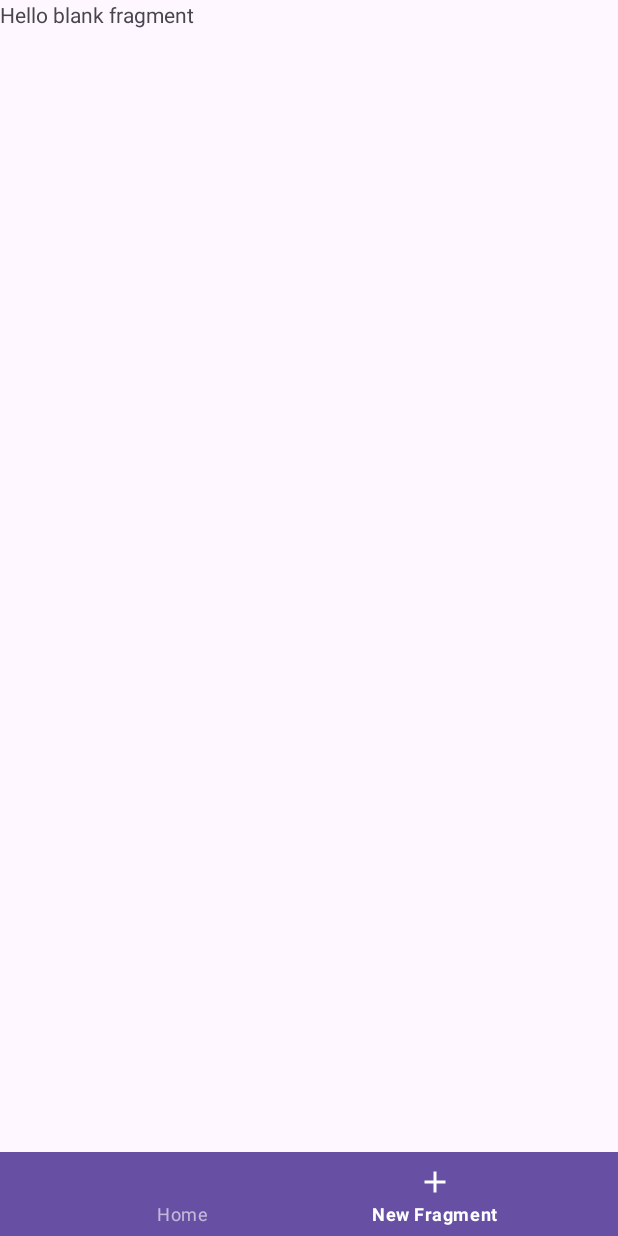
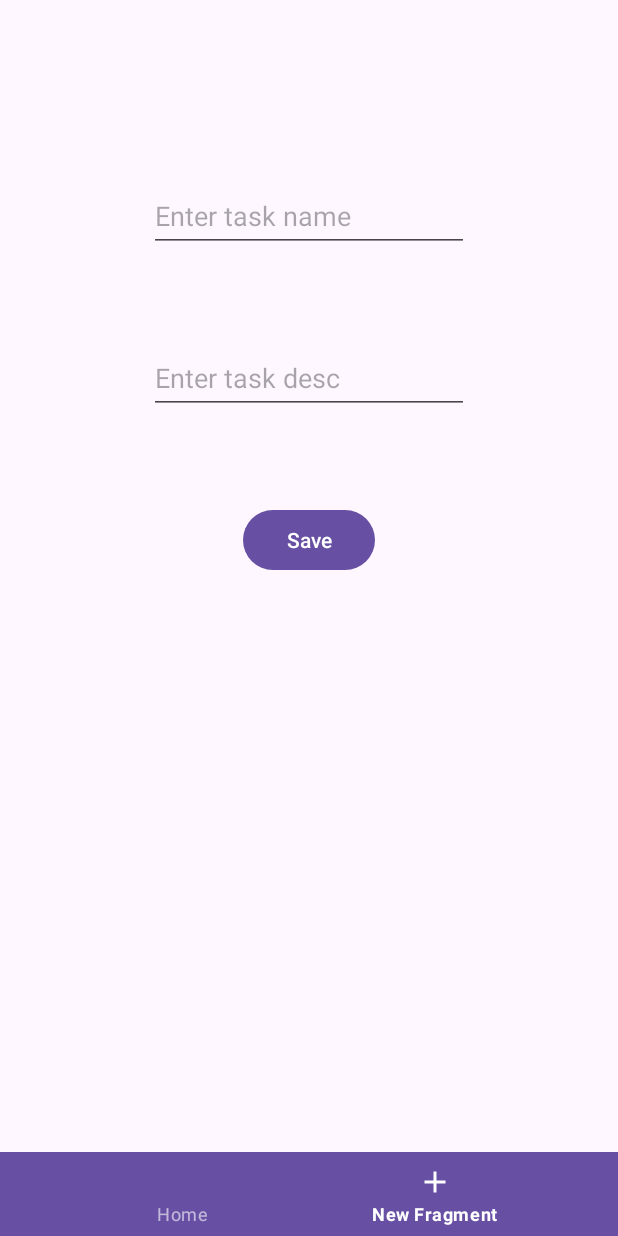
Before and after one commit to yavuzselimozkan/DailyTaskTracker, an Android app: the NewTaskFragment screen opened through its navigation route, on a phone screen of 412 x 824 dp. Run offline under Robolectric (Android 15) with nearby library versions, the phone set to English and light mode, and no system bars; our stand-ins replace Room's generated code, navigation-ui.

Commit message:
ViewModels filled.

```diff
--- a/app/src/main/java/com/example/dailytasktracker/adapter/TaskRecyclerAdapter.kt
+++ b/app/src/main/java/com/example/dailytasktracker/adapter/TaskRecyclerAdapter.kt
@@ -20,9 +20,10 @@ class TaskRecyclerAdapter(private var taskList : ArrayList<Task>) : RecyclerView
 
     override fun onBindViewHolder(holder: TaskViewHolder, position: Int) {
         holder.binding.taskNameRow.text = taskList[position].taskName
+        holder.binding.taskDescRow.text = taskList[position].taskDesc
     }
 
-    fun updateTaskList(newTaskList : ArrayList<Task>)
+    fun updateTaskList(newTaskList :List<Task>)
     {
         taskList.clear()
         taskList.addAll(newTaskList)
--- a/app/src/main/java/com/example/dailytasktracker/view/HomeFragment.kt
+++ b/app/src/main/java/com/example/dailytasktracker/view/HomeFragment.kt
@@ -5,11 +5,13 @@ import androidx.fragment.app.Fragment
 import android.view.LayoutInflater
 import android.view.View
 import android.view.ViewGroup
+import androidx.lifecycle.ViewModelProvider
 import androidx.navigation.Navigation
 import androidx.recyclerview.widget.LinearLayoutManager
 import com.example.dailytasktracker.R
 import com.example.dailytasktracker.adapter.TaskRecyclerAdapter
 import com.example.dailytasktracker.databinding.FragmentHomeBinding
+import com.example.dailytasktracker.viewModel.HomeViewModel
 
 class HomeFragment : Fragment() {
 
@@ -17,6 +19,7 @@ class HomeFragment : Fragment() {
     private val binding get() = _binding!!
 
     private val adapter = TaskRecyclerAdapter(arrayListOf())
+    private lateinit var viewModel:HomeViewModel
 
     override fun onCreate(savedInstanceState: Bundle?) {
         super.onCreate(savedInstanceState)
@@ -36,9 +39,22 @@ class HomeFragment : Fragment() {
     override fun onViewCreated(view: View, savedInstanceState: Bundle?) {
         super.onViewCreated(view, savedInstanceState)
 
+        viewModel = ViewModelProvider(this)[HomeViewModel::class.java]
+        viewModel.getDataFromRoom()
+
         binding.recyclerTaskView.layoutManager = LinearLayoutManager(requireContext())
         binding.recyclerTaskView.adapter = adapter
 
+        observeLiveData()
+
+    }
+
+    private fun observeLiveData()
+    {
+        viewModel.taskListLiveData.observe(viewLifecycleOwner){
+            //içerik her yenilendiğinde adapterdaki veri güncellenecek
+            adapter.updateTaskList(it)
+        }
     }
 
     override fun onDestroyView() {
--- a/app/src/main/java/com/example/dailytasktracker/view/NewTaskFragment.kt
+++ b/app/src/main/java/com/example/dailytasktracker/view/NewTaskFragment.kt
@@ -5,13 +5,18 @@ import androidx.fragment.app.Fragment
 import android.view.LayoutInflater
 import android.view.View
 import android.view.ViewGroup
-import com.example.dailytasktracker.R
+import android.widget.Toast
+import androidx.lifecycle.ViewModelProvider
 import com.example.dailytasktracker.databinding.FragmentNewTaskBinding
+import com.example.dailytasktracker.model.Task
+import com.example.dailytasktracker.viewModel.NewTaskViewModel
 
 class NewTaskFragment : Fragment() {
 
     private var _binding : FragmentNewTaskBinding ?= null
     private val binding get() = _binding!!
+
+    private lateinit var viewModel:NewTaskViewModel
 
     override fun onCreate(savedInstanceState: Bundle?) {
         super.onCreate(savedInstanceState)
@@ -30,6 +35,29 @@ class NewTaskFragment : Fragment() {
 
     override fun onViewCreated(view: View, savedInstanceState: Bundle?) {
         super.onViewCreated(view, savedInstanceState)
+
+        viewModel = ViewModelProvider(this)[NewTaskViewModel::class.java]
+
+        binding.btnSave.setOnClickListener { saveNewTask(it) }
+
+    }
+
+    private fun saveNewTask(view: View)
+    {
+        if(binding.editTextTaskName.text.isNotEmpty() && binding.editTextDesc.text.isNotEmpty())
+        {
+            //TODO butona bastığım veya ekrana bastığım zaman klavye kapanmalı
+            //TODO bottom menu klavye ile yukarı gelmemeli arkada kalmalı
+            val taskName = binding.editTextTaskName.text.toString()
+            val taskDesc = binding.editTextDesc.text.toString()
+            val task = Task(taskName,taskDesc)
+            viewModel.insertTask(task)
+            binding.editTextTaskName.text.clear(); binding.editTextDesc.text.clear()
+            Toast.makeText(view.context,"Görev başarıyla eklendi!",Toast.LENGTH_LONG).show()
+
+        }else{
+            Toast.makeText(view.context,"İsim ve Açıklama boş olamaz!",Toast.LENGTH_LONG).show()
+        }
     }
 
     override fun onDestroyView() {
--- a/app/src/main/java/com/example/dailytasktracker/viewModel/HomeViewModel.kt
+++ b/app/src/main/java/com/example/dailytasktracker/viewModel/HomeViewModel.kt
@@ -12,7 +12,7 @@ import kotlinx.coroutines.withContext
 
 class HomeViewModel(application: Application) : AndroidViewModel(application) {
 
-    val taskLiveData = MutableLiveData<List<Task>>()
+    val taskListLiveData = MutableLiveData<List<Task>>()
     val taskLoading = MutableLiveData<Boolean>()
     val taskErrorMessage = MutableLiveData<Boolean>()
 
@@ -31,7 +31,7 @@ class HomeViewModel(application: Application) : AndroidViewModel(application) {
 
     private fun showTask(taskList:List<Task>)
     {
-        taskLiveData.value = taskList
+        taskListLiveData.value = taskList
         taskLoading.value = false
         taskErrorMessage.value = false
     }
--- a/app/src/main/res/layout/fragment_new_task.xml
+++ b/app/src/main/res/layout/fragment_new_task.xml
@@ -1,14 +1,46 @@
 <?xml version="1.0" encoding="utf-8"?>
-<FrameLayout xmlns:android="http://schemas.android.com/apk/res/android"
+<androidx.constraintlayout.widget.ConstraintLayout
+    xmlns:android="http://schemas.android.com/apk/res/android"
+    xmlns:app="http://schemas.android.com/apk/res-auto"
     xmlns:tools="http://schemas.android.com/tools"
     android:layout_width="match_parent"
     android:layout_height="match_parent"
     tools:context=".view.NewTaskFragment">
 
-    <!-- TODO: Update blank fragment layout -->
-    <TextView
-        android:layout_width="match_parent"
-        android:layout_height="match_parent"
-        android:text="@string/hello_blank_fragment" />
 
-</FrameLayout>
+    <EditText
+        android:id="@+id/editTextTaskName"
+        android:layout_width="wrap_content"
+        android:layout_height="wrap_content"
+        android:layout_marginTop="120dp"
+        android:ems="10"
+        android:hint="Enter task name"
+        android:inputType="text"
+        android:minHeight="48dp"
+        app:layout_constraintEnd_toEndOf="parent"
+        app:layout_constraintStart_toStartOf="parent"
+        app:layout_constraintTop_toTopOf="parent" />
+
+    <EditText
+        android:id="@+id/editTextDesc"
+        android:layout_width="wrap_content"
+        android:layout_height="wrap_content"
+        android:layout_marginTop="60dp"
+        android:ems="10"
+        android:hint="Enter task desc"
+        android:inputType="text"
+        android:minHeight="48dp"
+        app:layout_constraintEnd_toEndOf="parent"
+        app:layout_constraintStart_toStartOf="parent"
+        app:layout_constraintTop_toBottomOf="@+id/editTextTaskName" />
+
+    <Button
+        android:id="@+id/btnSave"
+        android:layout_width="wrap_content"
+        android:layout_height="wrap_content"
+        android:layout_marginTop="60dp"
+        android:text="Save"
+        app:layout_constraintEnd_toEndOf="parent"
+        app:layout_constraintStart_toStartOf="parent"
+        app:layout_constraintTop_toBottomOf="@+id/editTextDesc" />
+</androidx.constraintlayout.widget.ConstraintLayout>
```
Also changed, not shown: app/src/main/res/layout/recycler_row.xml (+22 -1 lines).
